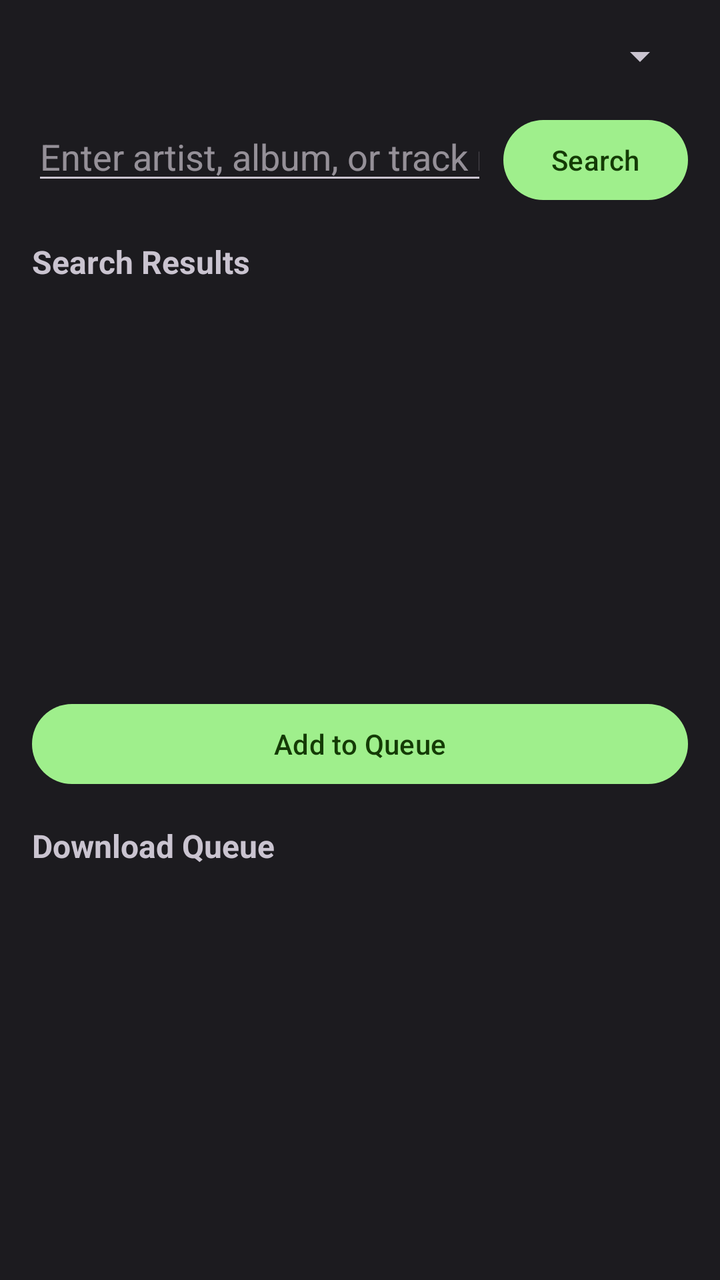
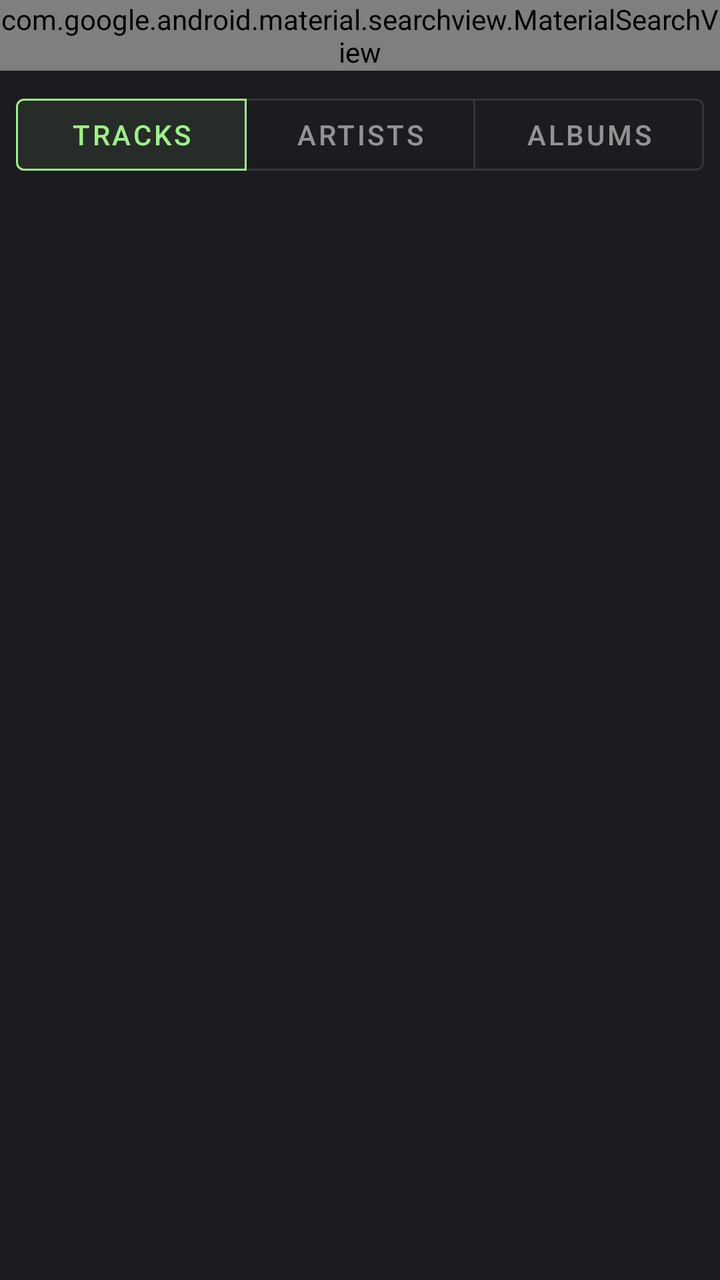

Screens rendered from an Android XML layout before and after an edit, with the pre-edit source and the edit as a unified diff.
<!-- AndroidManifest.xml: application theme Theme.TidalAndroid -->
<!-- res/layout/fragment_search.xml -->
<?xml version="1.0" encoding="utf-8"?>
<LinearLayout xmlns:android="http://schemas.android.com/apk/res/android"
    android:layout_width="match_parent"
    android:layout_height="match_parent"
    android:orientation="vertical"
    android:padding="@dimen/default_padding">

    <Spinner
        android:id="@+id/search_type_spinner"
        android:layout_width="match_parent"
        android:layout_height="wrap_content"
        android:layout_marginBottom="@dimen/default_padding" />

    <LinearLayout
        android:layout_width="match_parent"
        android:layout_height="wrap_content"
        android:orientation="horizontal"
        android:layout_marginBottom="@dimen/default_padding">

        <EditText
            android:id="@+id/search_query_edittext"
            android:layout_width="0dp"
            android:layout_height="wrap_content"
            android:layout_weight="1"
            android:hint="@string/search_hint"
            android:inputType="text"
            android:layout_marginEnd="@dimen/small_padding" />

        <Button
            android:id="@+id/search_button"
            android:layout_width="wrap_content"
            android:layout_height="wrap_content"
            android:text="@string/search" />

    </LinearLayout>

    <TextView
        android:layout_width="match_parent"
        android:layout_height="wrap_content"
        android:text="@string/search_results"
        android:textStyle="bold"
        android:textSize="16sp"
        android:layout_marginBottom="@dimen/small_padding" />

    <ListView
        android:id="@+id/search_results_listview"
        android:layout_width="match_parent"
        android:layout_height="0dp"
        android:layout_weight="1"
        android:layout_marginBottom="@dimen/default_padding" />

    <Button
        android:id="@+id/add_to_queue_button"
        android:layout_width="match_parent"
        android:layout_height="wrap_content"
        android:text="@string/add_to_queue"
        android:layout_marginBottom="@dimen/default_padding" />

    <TextView
        android:layout_width="match_parent"
        android:layout_height="wrap_content"
        android:text="@string/download_queue"
        android:textStyle="bold"
        android:textSize="16sp"
        android:layout_marginBottom="@dimen/small_padding" />

    <ListView
        android:id="@+id/queue_listview"
        android:layout_width="match_parent"
        android:layout_height="0dp"
        android:layout_weight="1" />

</LinearLayout>
<!-- resources referenced by this layout -->
<resources>
  <dimen name="default_padding">16dp</dimen>
  <dimen name="small_padding">8dp</dimen>
  <string name="add_to_queue">Add to Queue</string>
  <string name="download_queue">Download Queue</string>
  <string name="search">Search</string>
  <string name="search_hint">Enter artist, album, or track name</string>
  <string name="search_results">Search Results</string>
  <style name="Theme.TidalAndroid" parent="Theme.Material3.Light.NoActionBar">
          <item name="colorPrimary">@color/md_theme_light_primary</item>
          <item name="colorOnPrimary">@color/md_theme_light_onPrimary</item>
          <item name="colorPrimaryContainer">@color/md_theme_light_primaryContainer</item>
          <item name="colorOnPrimaryContainer">@color/md_theme_light_onPrimaryContainer</item>
          <item name="colorSecondary">@color/md_theme_light_secondary</item>
          <item name="colorOnSecondary">@color/md_theme_light_onSecondary</item>
          <item name="colorSecondaryContainer">@color/md_theme_light_secondaryContainer</item>
          <item name="colorOnSecondaryContainer">@color/md_theme_light_onSecondaryContainer</item>
          <item name="colorTertiary">@color/md_theme_light_tertiary</item>
          <item name="colorOnTertiary">@color/md_theme_light_onTertiary</item>
          <item name="colorTertiaryContainer">@color/md_theme_light_tertiaryContainer</item>
          <item name="colorOnTertiaryContainer">@color/md_theme_light_onTertiaryContainer</item>
          <item name="colorError">@color/md_theme_light_error</item>
          <item name="colorOnError">@color/md_theme_light_onError</item>
          <item name="colorErrorContainer">@color/md_theme_light_errorContainer</item>
          <item name="colorOnErrorContainer">@color/md_theme_light_onErrorContainer</item>
          <item name="android:colorBackground">@color/md_theme_light_background</item>
          <item name="colorOnBackground">@color/md_theme_light_onBackground</item>
          <item name="colorSurface">@color/md_theme_light_surface</item>
          <item name="colorOnSurface">@color/md_theme_light_onSurface</item>
          <item name="colorSurfaceVariant">@color/md_theme_light_surfaceVariant</item>
          <item name="colorOnSurfaceVariant">@color/md_theme_light_onSurfaceVariant</item>
          <item name="colorOutline">@color/md_theme_light_outline</item>
      </style>
  <color name="md_theme_light_primary">#1DB954</color>
  <color name="md_theme_light_onPrimary">#FFFFFF</color>
  <color name="md_theme_light_primaryContainer">#9FEF8C</color>
  <color name="md_theme_light_onPrimaryContainer">#0A2007</color>
  <color name="md_theme_light_secondary">#696969</color>
  <color name="md_theme_light_onSecondary">#FFFFFF</color>
  <color name="md_theme_light_secondaryContainer">#B0B0B0</color>
  <color name="md_theme_light_onSecondaryContainer">#212121</color>
  <color name="md_theme_light_tertiary">#A74B4B</color>
  <color name="md_theme_light_onTertiary">#FFFFFF</color>
  <color name="md_theme_light_tertiaryContainer">#FFD8D5</color>
  <color name="md_theme_light_onTertiaryContainer">#3D0D0B</color>
  <color name="md_theme_light_error">#B3261E</color>
  <color name="md_theme_light_onError">#FFFFFF</color>
  <color name="md_theme_light_errorContainer">#F9DEDC</color>
  <color name="md_theme_light_onErrorContainer">#410E0B</color>
  <color name="md_theme_light_background">#FFFBFE</color>
  <color name="md_theme_light_onBackground">#1C1B1F</color>
  <color name="md_theme_light_surface">#FFFBFE</color>
  <color name="md_theme_light_onSurface">#1C1B1F</color>
  <color name="md_theme_light_surfaceVariant">#ECE7F0</color>
  <color name="md_theme_light_onSurfaceVariant">#49454E</color>
  <color name="md_theme_light_outline">#7A757F</color>
</resources>

<!-- the commit's change to res/layout/fragment_search.xml (unified diff, before → after) -->
@@ -1,73 +1,60 @@
 <?xml version="1.0" encoding="utf-8"?>
 <LinearLayout xmlns:android="http://schemas.android.com/apk/res/android"
+    xmlns:app="http://schemas.android.com/apk/res-auto"
     android:layout_width="match_parent"
     android:layout_height="match_parent"
-    android:orientation="vertical"
-    android:padding="@dimen/default_padding">
+    android:orientation="vertical">
 
-    <Spinner
-        android:id="@+id/search_type_spinner"
+    <com.google.android.material.searchview.MaterialSearchView
+        android:id="@+id/searchView"
         android:layout_width="match_parent"
         android:layout_height="wrap_content"
-        android:layout_marginBottom="@dimen/default_padding" />
+        app:searchHint="Search tracks, artists, albums..." />
 
-    <LinearLayout
+    <com.google.android.material.button.MaterialButtonToggleGroup
+        android:id="@+id/searchTypeGroup"
         android:layout_width="match_parent"
         android:layout_height="wrap_content"
-        android:orientation="horizontal"
-        android:layout_marginBottom="@dimen/default_padding">
+        android:layout_margin="8dp"
+        app:checkedButton="@+id/searchTracksButton"
+        app:singleSelection="true">
 
-        <EditText
-            android:id="@+id/search_query_edittext"
+        <com.google.android.material.button.MaterialButton
+            android:id="@+id/searchTracksButton"
+            style="@style/Widget.MaterialComponents.Button.OutlinedButton"
             android:layout_width="0dp"
             android:layout_height="wrap_content"
             android:layout_weight="1"
-            android:hint="@string/search_hint"
-            android:inputType="text"
-            android:layout_marginEnd="@dimen/small_padding" />
+            android:text="Tracks" />
 
-        <Button
-            android:id="@+id/search_button"
-            android:layout_width="wrap_content"
+        <com.google.android.material.button.MaterialButton
+            android:id="@+id/searchArtistsButton"
+            style="@style/Widget.MaterialComponents.Button.OutlinedButton"
+            android:layout_width="0dp"
             android:layout_height="wrap_content"
-            android:text="@string/search" />
+            android:layout_weight="1"
+            android:text="Artists" />
 
-    </LinearLayout>
+        <com.google.android.material.button.MaterialButton
+            android:id="@+id/searchAlbumsButton"
+            style="@style/Widget.MaterialComponents.Button.OutlinedButton"
+            android:layout_width="0dp"
+            android:layout_height="wrap_content"
+            android:layout_weight="1"
+            android:text="Albums" />
+    </com.google.android.material.button.MaterialButtonToggleGroup>
 
-    <TextView
+    <ProgressBar
+        android:id="@+id/progressBar"
+        android:layout_width="wrap_content"
+        android:layout_height="wrap_content"
+        android:layout_gravity="center"
+        android:layout_marginTop="16dp"
+        android:visibility="gone" />
+
+    <androidx.recyclerview.widget.RecyclerView
+        android:id="@+id/searchResultsRecyclerView"
         android:layout_width="match_parent"
-        android:layout_height="wrap_content"
-        android:text="@string/search_results"
-        android:textStyle="bold"
-        android:textSize="16sp"
-        android:layout_marginBottom="@dimen/small_padding" />
-
-    <ListView
-        android:id="@+id/search_results_listview"
-        android:layout_width="match_parent"
-        android:layout_height="0dp"
-        android:layout_weight="1"
-        android:layout_marginBottom="@dimen/default_padding" />
-
-    <Button
-        android:id="@+id/add_to_queue_button"
-        android:layout_width="match_parent"
-        android:layout_height="wrap_content"
-        android:text="@string/add_to_queue"
-        android:layout_marginBottom="@dimen/default_padding" />
-
-    <TextView
-        android:layout_width="match_parent"
-        android:layout_height="wrap_content"
-        android:text="@string/download_queue"
-        android:textStyle="bold"
-        android:textSize="16sp"
-        android:layout_marginBottom="@dimen/small_padding" />
-
-    <ListView
-        android:id="@+id/queue_listview"
-        android:layout_width="match_parent"
-        android:layout_height="0dp"
-        android:layout_weight="1" />
-
+        android:layout_height="match_parent"
+        android:layout_margin="8dp" />
 </LinearLayout>
<!-- resource entries referenced after the edit -->
@@ -1,12 +1,5 @@
 <!-- resources referenced by this layout -->
 <resources>
-  <dimen name="default_padding">16dp</dimen>
-  <dimen name="small_padding">8dp</dimen>
-  <string name="add_to_queue">Add to Queue</string>
-  <string name="download_queue">Download Queue</string>
-  <string name="search">Search</string>
-  <string name="search_hint">Enter artist, album, or track name</string>
-  <string name="search_results">Search Results</string>
   <style name="Theme.TidalAndroid" parent="Theme.Material3.Light.NoActionBar">
           <item name="colorPrimary">@color/md_theme_light_primary</item>
           <item name="colorOnPrimary">@color/md_theme_light_onPrimary</item>
